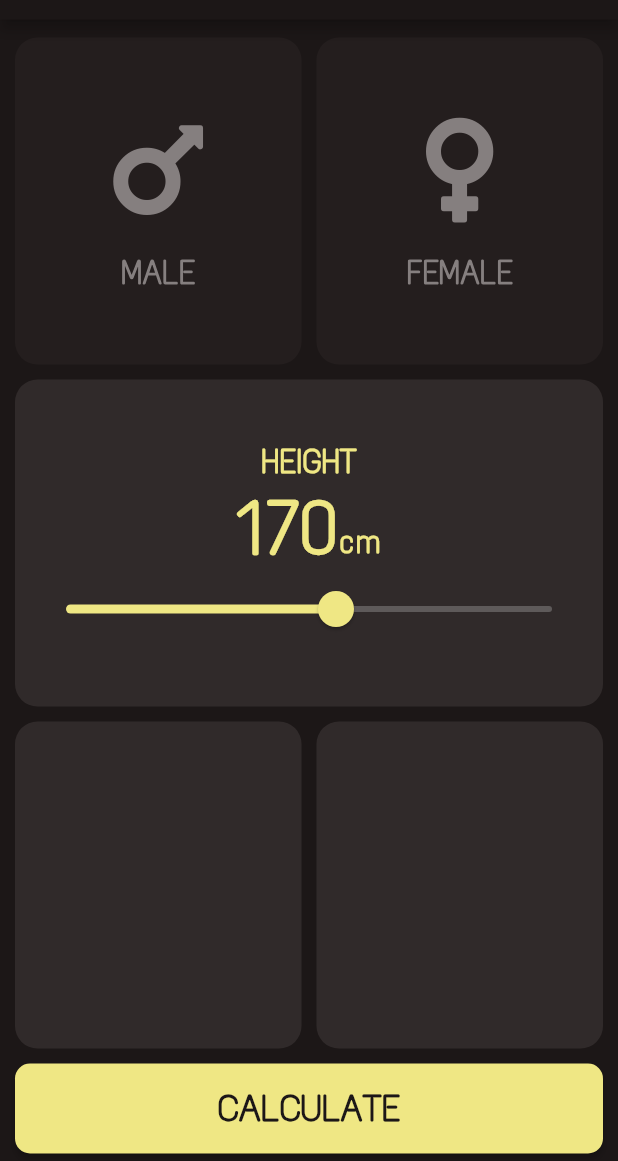
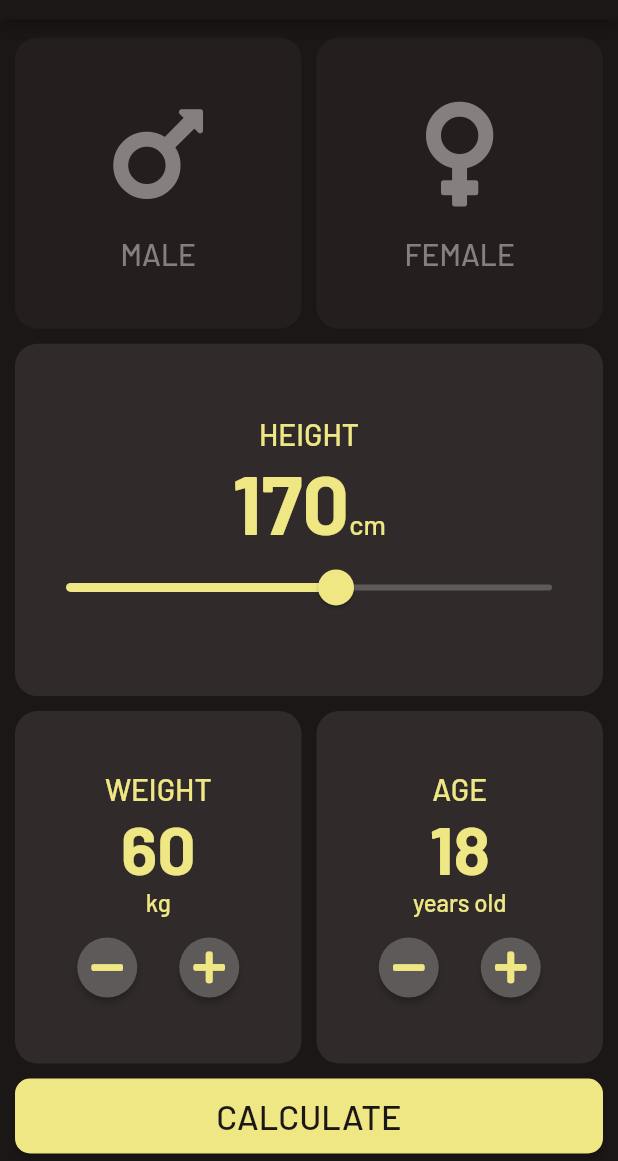
Before and after one commit to dvsu/bmi-calc, a Flutter app: the screen it shows after launch, on a phone screen of 412 x 824 dp, the part 75-1236 px from its top. Run offline on Flutter 3.47's test engine with Material 2 defaults, Android fonts, the phone set to English and light mode, and no system bars; our stand-ins replace font_awesome_flutter.

Commit message:
Complete input page

```diff
--- a/lib/card_content.dart
+++ b/lib/card_content.dart
@@ -1,4 +1,7 @@
 import 'package:flutter/material.dart';
+import 'textstyle.dart';
+import 'custom_buttons.dart';
+import 'package:font_awesome_flutter/font_awesome_flutter.dart';
 
 class CardContent extends StatelessWidget {
   final Color color;
@@ -34,3 +37,53 @@ class CardContent extends StatelessWidget {
     );
   }
 }
+
+class CardContentWithButton extends StatelessWidget {
+  final String contentTitle;
+  final int contentValue;
+  final String contentUnit;
+  final Function(int) onPressedMinus;
+  final Function(int) onPressedPlus;
+
+  CardContentWithButton(
+      {required this.contentTitle,
+      required this.contentValue,
+      required this.contentUnit,
+      required this.onPressedMinus,
+      required this.onPressedPlus});
+
+  @override
+  Widget build(BuildContext context) {
+    return Column(
+      mainAxisAlignment: MainAxisAlignment.center,
+      children: <Widget>[
+        Text(contentTitle),
+        Text(
+          contentValue.toString(),
+          style: weightTextStyle,
+        ),
+        Text(
+          contentUnit,
+          style: weightUnitTextStyle,
+        ),
+        SizedBox(
+          height: 10.0,
+        ),
+        Row(
+          mainAxisAlignment: MainAxisAlignment.center,
+          children: <Widget>[
+            RoundIconButton(
+              icon: FontAwesomeIcons.minus,
+              onPressed: () => onPressedMinus(1),
+            ),
+            SizedBox(width: 20.0),
+            RoundIconButton(
+              icon: FontAwesomeIcons.plus,
+              onPressed: () => onPressedPlus(1),
+            ),
+          ],
+        ),
+      ],
+    );
+  }
+}
--- a/lib/color_palette.dart
+++ b/lib/color_palette.dart
@@ -6,12 +6,17 @@ const Color subThemeColor2 = Color(0xff302a2a);
 const Color subThemeColor3 = Color(0xff5e5a5a);
 const Color subThemeColor4 = Color(0xff857f7f);
 const Color mainContentColor = Color(0xffEFE784);
-const Color subContentColor = Color(0xffe1ed58);
+const Color subContentColor1 = Color(0xfffcf7b6);
+const Color subContentColor2 = Color(0xffe1ed58);
 
 const activeCardColor = subThemeColor2;
 const inactiveCardColor = subThemeColor1;
 const activeIconColor = mainContentColor;
 const inactiveIconColor = subThemeColor4;
+
+// plus minus button
+const roundedButtonColor = subThemeColor3;
+const roundedButtonIconColor = mainContentColor;
 
 // calculate button
 const buttonColor = mainContentColor;
--- /dev/null
+++ b/lib/custom_buttons.dart
@@ -0,0 +1,27 @@
+import 'package:flutter/material.dart';
+import 'color_palette.dart';
+
+class RoundIconButton extends StatelessWidget {
+  final IconData icon;
+  final VoidCallback onPressed;
+
+  RoundIconButton({required this.icon, required this.onPressed});
+
+  @override
+  Widget build(BuildContext context) {
+    return RawMaterialButton(
+      onPressed: onPressed,
+      child: Icon(
+        icon,
+        color: roundedButtonIconColor,
+      ),
+      constraints: BoxConstraints.tightFor(
+        width: 40.0,
+        height: 40.0,
+      ),
+      elevation: 2.0,
+      shape: CircleBorder(),
+      fillColor: roundedButtonColor,
+    );
+  }
+}
--- a/lib/custom_dark_theme.dart
+++ b/lib/custom_dark_theme.dart
@@ -44,9 +44,9 @@ ThemeData customDarkTheme() {
       // ),
       bodyText2: TextStyle(
         color: mainContentColor,
-        fontFamily: 'TextMeOne',
-        fontWeight: FontWeight.w700,
-        fontSize: 22.0,
+        fontFamily: 'Barlow',
+        fontWeight: FontWeight.w500,
+        fontSize: 20.0,
       ),
     ),
   );
--- /dev/null
+++ b/lib/default_data.dart
@@ -0,0 +1,4 @@
+const int minimumWeight = 30;
+const int maximumWeight = 200;
+const int minimumAge = 0;
+const int maximumAge = 120;
--- a/lib/input_page.dart
+++ b/lib/input_page.dart
@@ -6,6 +6,7 @@ import 'custom_card.dart';
 import 'card_content.dart';
 import 'page_layout.dart';
 import 'textstyle.dart';
+import 'default_data.dart';
 
 enum Gender {
   male,
@@ -22,6 +23,8 @@ class InputPage extends StatefulWidget {
 class _InputPageState extends State<InputPage> {
   Gender? selectedGender;
   int bodyHeight = 170;
+  int bodyWeight = 60;
+  int humanAge = 18;
 
   @override
   Widget build(BuildContext context) {
@@ -43,6 +46,7 @@ class _InputPageState extends State<InputPage> {
         crossAxisAlignment: CrossAxisAlignment.stretch,
         children: [
           Expanded(
+            flex: 5,
             child: Row(
               children: <Widget>[
                 Expanded(
@@ -95,6 +99,7 @@ class _InputPageState extends State<InputPage> {
             ),
           ),
           Expanded(
+            flex: 6,
             child: CustomCard(
               color: activeCardColor,
               marginLeft: sideToFrameSpacing,
@@ -118,6 +123,7 @@ class _InputPageState extends State<InputPage> {
                         ),
                         Text(
                           'cm',
+                          style: heightUnitTextStyle,
                         ),
                       ],
                     ),
@@ -147,6 +153,7 @@ class _InputPageState extends State<InputPage> {
             ),
           ),
           Expanded(
+            flex: 6,
             child: Row(
               children: <Widget>[
                 Expanded(
@@ -156,6 +163,25 @@ class _InputPageState extends State<InputPage> {
                     marginTop: sideToSideSpacing,
                     marginRight: sideToSideSpacing,
                     marginButton: sideToSideSpacing,
+                    child: CardContentWithButton(
+                      contentTitle: 'WEIGHT',
+                      contentValue: bodyWeight,
+                      contentUnit: 'kg',
+                      onPressedMinus: (int val) {
+                        setState(() {
+                          bodyWeight = (bodyWeight <= minimumWeight)
+                              ? bodyWeight
+                              : bodyWeight -= val;
+                        });
+                      },
+                      onPressedPlus: (int val) {
+                        setState(() {
+                          bodyWeight = (bodyWeight >= maximumWeight)
+                              ? bodyWeight
+                              : bodyWeight += val;
+                        });
+                      },
+                    ),
                   ),
                 ),
                 Expanded(
@@ -165,6 +191,25 @@ class _InputPageState extends State<InputPage> {
                     marginTop: sideToSideSpacing,
                     marginRight: sideToFrameSpacing,
                     marginButton: sideToSideSpacing,
+                    child: CardContentWithButton(
+                      contentTitle: 'AGE',
+                      contentValue: humanAge,
+                      contentUnit: 'years old',
+                      onPressedMinus: (int val) {
+                        setState(() {
+                          humanAge = (humanAge <= minimumAge)
+                              ? humanAge
+                              : humanAge -= val;
+                        });
+                      },
+                      onPressedPlus: (int val) {
+                        setState(() {
+                          humanAge = (humanAge >= maximumAge)
+                              ? humanAge
+                              : humanAge += val;
+                        });
+                      },
+                    ),
                   ),
                 ),
               ],
@@ -181,27 +226,14 @@ class _InputPageState extends State<InputPage> {
                 shape: MaterialStateProperty.all(RoundedRectangleBorder(
                   borderRadius: BorderRadius.circular(10.0),
                 )),
-                textStyle: MaterialStateProperty.all(
-                  TextStyle(
-                    fontFamily: 'TextMeOne',
-                    fontWeight: FontWeight.w700,
-                    fontSize: 25.0,
-                  ),
-                ),
+                textStyle: MaterialStateProperty.all(buttonTextStyle),
               ),
               child: Container(
                 alignment: Alignment.center,
-                height: 60.0,
+                height: buttonHeight,
                 width: double.infinity,
-                // decoration: BoxDecoration(
-                //   color: buttonColor,
-                //   borderRadius: BorderRadius.circular(10.0),
-                // ),
                 child: Text(
                   'CALCULATE',
-                  // style: TextStyle(
-                  //   fontSize: 25.0,
-                  // ),
                 ),
               ),
             ),
--- a/lib/page_layout.dart
+++ b/lib/page_layout.dart
@@ -1,2 +1,4 @@
 const double sideToSideSpacing = 5.0;
 const double sideToFrameSpacing = 10.0;
+
+const double buttonHeight = 50.0;
--- a/lib/textstyle.dart
+++ b/lib/textstyle.dart
@@ -1,6 +1,27 @@
 import 'package:flutter/material.dart';
 
 const heightTextStyle = TextStyle(
-  fontSize: 50.0,
-  fontWeight: FontWeight.w900,
+  fontSize: 55.0,
+  fontWeight: FontWeight.w700,
 );
+
+const heightUnitTextStyle = TextStyle(
+  fontSize: 18.0,
+  fontWeight: FontWeight.w500,
+);
+
+const weightTextStyle = TextStyle(
+  fontSize: 45.0,
+  fontWeight: FontWeight.w700,
+);
+
+const weightUnitTextStyle = TextStyle(
+  fontSize: 16.0,
+  fontWeight: FontWeight.w500,
+);
+
+const buttonTextStyle = TextStyle(
+  fontFamily: 'Barlow',
+  fontWeight: FontWeight.w500,
+  fontSize: 23.0,
+);
```
Also changed, not shown: pubspec.yaml (+24 -25 lines), fonts/Barlow-Bold.ttf (added), fonts/Barlow-Medium.ttf (added), fonts/Barlow-Regular.ttf (added), fonts/Barlow-SemiBold.ttf (added), fonts/Exo-Bold.ttf (added), fonts/Exo-Medium.ttf (added), fonts/Exo-SemiBold.ttf (added), fonts/TitilliumWeb-Bold.ttf (added), fonts/TitilliumWeb-Regular.ttf (added), fonts/TitilliumWeb-SemiBold.ttf (added).
